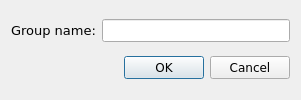
AliSalman-et-al/openmeta-analyst-community, file src/rc_metastudio/forms/change_group_name_dlg.ui: the form before one commit.
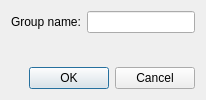
The form after the commit. Icons and pictures are not drawn.

Commit message:
Make Edit Dataset workspace adaptive
Migrate the modal dataset editor and nested add/rename dialogs to managed adaptive layouts. Add screen-safe placement, persisted pane proportions, internal overflow, keyboard coverage, and accepted/rejected workflow regressions.

Closes #297

Patch:
```diff
--- a/src/rc_metastudio/forms/change_group_name_dlg.ui
+++ b/src/rc_metastudio/forms/change_group_name_dlg.ui
@@ -2,86 +2,12 @@
 <ui version="4.0">
  <class>group_name_dialog</class>
  <widget class="QDialog" name="group_name_dialog">
-  <property name="enabled">
-   <bool>true</bool>
-  </property>
-  <property name="geometry">
-   <rect>
-    <x>0</x>
-    <y>0</y>
-    <width>301</width>
-    <height>100</height>
-   </rect>
-  </property>
-  <property name="minimumSize">
-   <size>
-    <width>301</width>
-    <height>100</height>
-   </size>
-  </property>
-  <property name="maximumSize">
-   <size>
-    <width>500</width>
-    <height>100</height>
-   </size>
-  </property>
-  <property name="font">
-   <font>
-    <family>Verdana</family>
-   </font>
-  </property>
-  <property name="windowTitle">
-   <string>Edit Group Name</string>
-  </property>
-  <property name="windowIcon">
-   <iconset>
-    <normaloff>:/misc/meta.png</normaloff>:/misc/meta.png</iconset>
-  </property>
+  <property name="geometry"><rect><x>0</x><y>0</y><width>0</width><height>0</height></rect></property>
+  <property name="windowTitle"><string>Edit Group Name</string></property>
+  <property name="windowIcon"><iconset resource="images/icons.qrc"><normaloff>:/misc/meta.png</normaloff>:/misc/meta.png</iconset></property>
   <layout class="QVBoxLayout" name="verticalLayout">
-   <item>
-    <layout class="QGridLayout" name="gridLayout">
-     <item row="0" column="0">
-      <widget class="QLabel" name="field_lbl">
-       <property name="font">
-        <font>
-         <family>Verdana</family>
-         <pointsize>10</pointsize>
-        </font>
-       </property>
-       <property name="text">
-        <string>Group name:</string>
-       </property>
-      </widget>
-     </item>
-     <item row="0" column="1">
-      <widget class="QLineEdit" name="group_name_le">
-       <property name="font">
-        <font>
-         <family>Verdana</family>
-        </font>
-       </property>
-       <property name="alignment">
-        <set>Qt::AlignCenter</set>
-       </property>
-      </widget>
-     </item>
-    </layout>
-   </item>
-   <item>
-    <widget class="QDialogButtonBox" name="buttonBox">
-     <property name="font">
-      <font>
-       <family>Verdana</family>
-      </font>
-     </property>
-     <property name="orientation">
-      <enum>Qt::Horizontal</enum>
-     </property>
-     <property name="standardButtons">
-      <set>QDialogButtonBox::Cancel|QDialogButtonBox::Ok</set>
-     </property>
-    </widget>
-   </item>
+   <item><layout class="QFormLayout" name="formLayout"><property name="fieldGrowthPolicy"><enum>QFormLayout::AllNonFixedFieldsGrow</enum></property><item row="0" column="0"><widget class="QLabel" name="field_lbl"><property name="text"><string>Group name:</string></property><property name="buddy"><cstring>group_name_le</cstring></property></widget></item><item row="0" column="1"><widget class="QLineEdit" name="group_name_le"><property name="alignment"><set>Qt::AlignCenter</set></property></widget></item></layout></item>
+   <item><widget class="QDialogButtonBox" name="buttonBox"><property name="orientation"><enum>Qt::Horizontal</enum></property><property name="standardButtons"><set>QDialogButtonBox::Cancel|QDialogButtonBox::Ok</set></property></widget></item>
   </layout>
  </widget>
  <resources>
```
Left out of the diff: 40 changed lines with no effect on the pictures. The commit also changes 22 other files.
